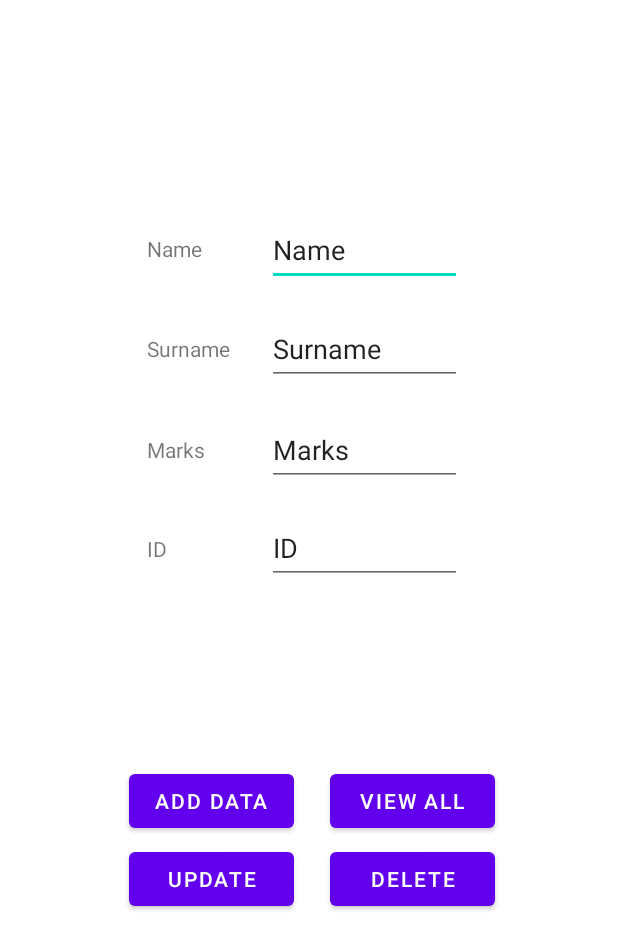
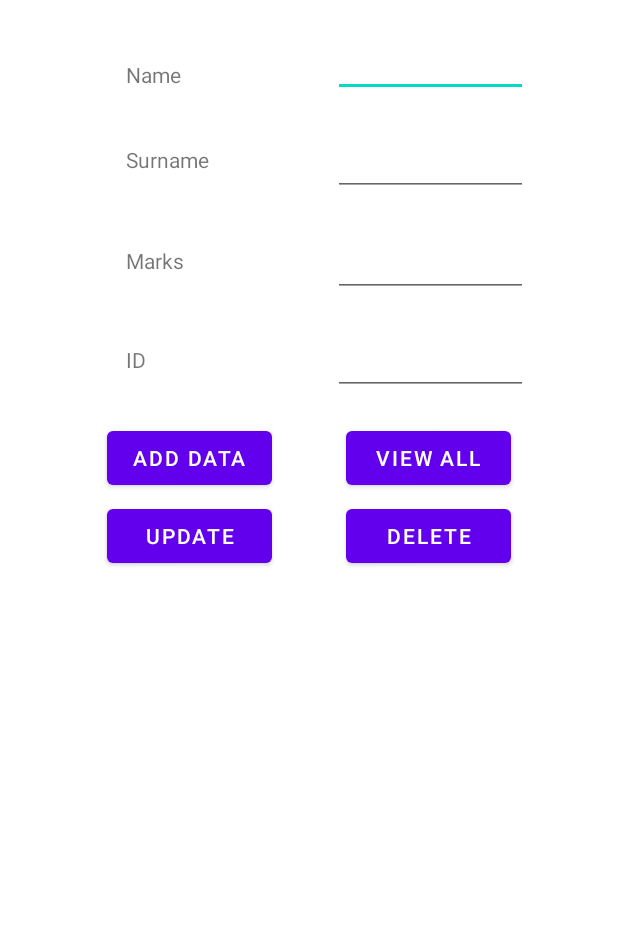
Before and after one commit to newklearz/SQLiteApplication, an Android app: the screen it shows after launch (MainActivity), on a phone screen of 412 x 824 dp. Shown: the top 949 px of the screen. Run offline under Robolectric (Android 15) with nearby library versions, the phone set to English and light mode, and no system bars; 1 statement that could not run was skipped.

Commit message:
#1 Implement latest layout changes

```diff
--- a/app/src/main/res/layout/activity_main.xml
+++ b/app/src/main/res/layout/activity_main.xml
@@ -10,15 +10,15 @@
         android:id="@+id/editTextTextName"
         android:layout_width="130dp"
         android:layout_height="wrap_content"
-        android:layout_marginEnd="104dp"
+        android:layout_marginEnd="60dp"
         android:ems="10"
         android:inputType="textPersonName"
         android:minHeight="48dp"
-        android:text="Name"
         app:layout_constraintBottom_toBottomOf="@+id/textView"
         app:layout_constraintEnd_toEndOf="parent"
         app:layout_constraintTop_toTopOf="@+id/textView"
-        app:layout_constraintVertical_bias="0.482" />
+        app:layout_constraintVertical_bias="0.827"
+        tools:ignore="SpeakableTextPresentCheck" />
 
     <EditText
         android:id="@+id/editTextTextSurname"
@@ -27,12 +27,12 @@
         android:ems="10"
         android:inputType="textPersonName"
         android:minHeight="48dp"
-        android:text="Surname"
         app:layout_constraintBottom_toBottomOf="@+id/textView2"
         app:layout_constraintEnd_toEndOf="@+id/editTextTextName"
         app:layout_constraintHorizontal_bias="0.0"
         app:layout_constraintStart_toStartOf="@+id/editTextTextName"
-        app:layout_constraintTop_toTopOf="@+id/textView2" />
+        app:layout_constraintTop_toTopOf="@+id/textView2"
+        tools:ignore="SpeakableTextPresentCheck" />
 
     <EditText
         android:id="@+id/editTextTextMarks"
@@ -42,22 +42,22 @@
         android:ems="10"
         android:inputType="textPersonName"
         android:minHeight="48dp"
-        android:text="Marks"
         app:layout_constraintBottom_toBottomOf="@+id/textView3"
         app:layout_constraintEnd_toEndOf="@+id/editTextTextSurname"
         app:layout_constraintHorizontal_bias="0.0"
         app:layout_constraintStart_toStartOf="@+id/editTextTextSurname"
-        app:layout_constraintTop_toTopOf="@+id/textView3" />
+        app:layout_constraintTop_toTopOf="@+id/textView3"
+        tools:ignore="SpeakableTextPresentCheck" />
 
     <TextView
         android:id="@+id/textView"
         android:layout_width="wrap_content"
         android:layout_height="wrap_content"
         android:layout_marginStart="10dp"
-        android:layout_marginTop="156dp"
+        android:layout_marginTop="40dp"
         android:text="Name"
         app:layout_constraintEnd_toStartOf="@+id/editTextTextName"
-        app:layout_constraintHorizontal_bias="0.671"
+        app:layout_constraintHorizontal_bias="0.423"
         app:layout_constraintStart_toStartOf="parent"
         app:layout_constraintTop_toTopOf="parent" />
 
@@ -87,13 +87,13 @@
         android:ems="10"
         android:inputType="textPersonName"
         android:minHeight="48dp"
-        android:text="ID"
         app:layout_constraintBottom_toBottomOf="@+id/textView4"
         app:layout_constraintEnd_toEndOf="@+id/editTextTextMarks"
         app:layout_constraintHorizontal_bias="0.0"
         app:layout_constraintStart_toStartOf="@+id/editTextTextMarks"
         app:layout_constraintTop_toTopOf="@+id/textView4"
-        app:layout_constraintVertical_bias="0.517" />
+        app:layout_constraintVertical_bias="0.517"
+        tools:ignore="SpeakableTextPresentCheck" />
 
     <Button
         android:id="@+id/button_update"
@@ -117,30 +117,27 @@
 
     <Button
         android:id="@+id/button_add"
-        android:layout_width="0dp"
+        android:layout_width="110dp"
         android:layout_height="wrap_content"
-        android:layout_marginStart="85dp"
-        android:layout_marginEnd="24dp"
-        android:layout_marginBottom="260dp"
+        android:layout_marginStart="37dp"
+        android:layout_marginTop="32dp"
+        android:layout_marginEnd="15dp"
         android:text="Add Data"
-        app:layout_constraintBottom_toBottomOf="parent"
         app:layout_constraintEnd_toStartOf="@+id/button_view_all"
-        app:layout_constraintHorizontal_bias="0.902"
-        app:layout_constraintHorizontal_chainStyle="packed"
         app:layout_constraintStart_toStartOf="parent"
-        app:layout_constraintTop_toBottomOf="@+id/textView4"
-        app:layout_constraintVertical_bias="0.958" />
+        app:layout_constraintTop_toBottomOf="@+id/textView4" />
 
     <Button
         android:id="@+id/button_view_all"
-        android:layout_width="0dp"
+        android:layout_width="110dp"
         android:layout_height="wrap_content"
-        android:layout_marginEnd="82dp"
+        android:layout_marginEnd="37dp"
         android:text="View All"
         app:layout_constraintBottom_toBottomOf="@+id/button_add"
         app:layout_constraintEnd_toEndOf="parent"
         app:layout_constraintStart_toEndOf="@+id/button_add"
-        app:layout_constraintTop_toTopOf="@+id/button_add" />
+        app:layout_constraintTop_toTopOf="@+id/button_add"
+        app:layout_constraintVertical_bias="0.0" />
 
     <TextView
         android:id="@+id/textView4"
```
